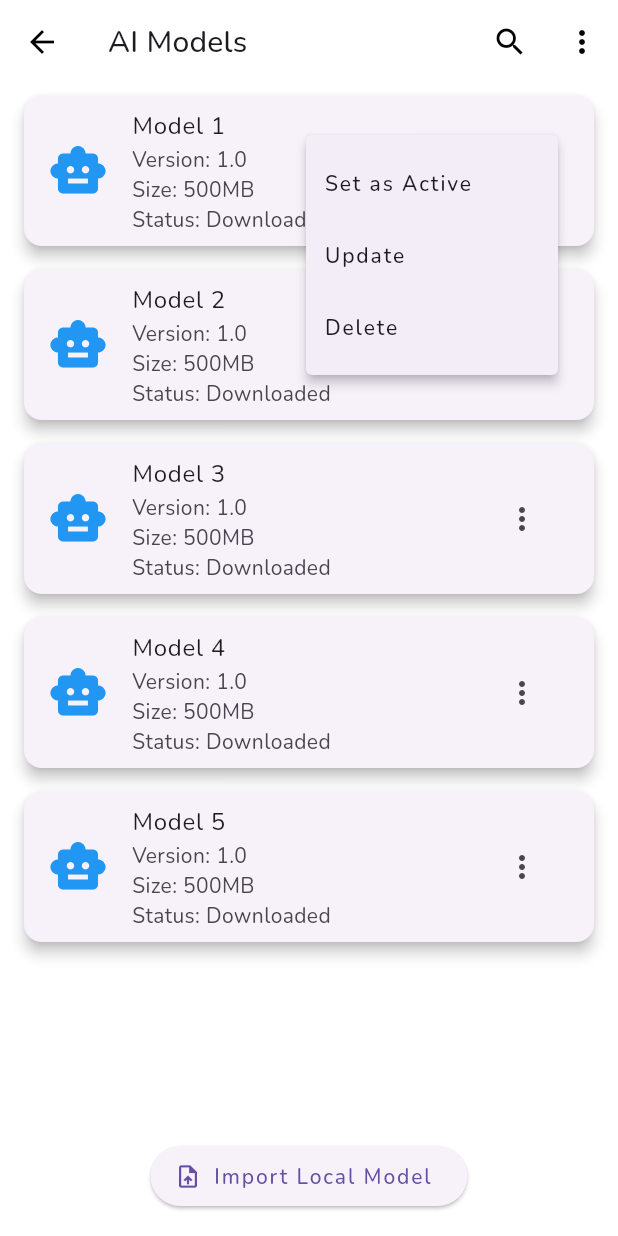
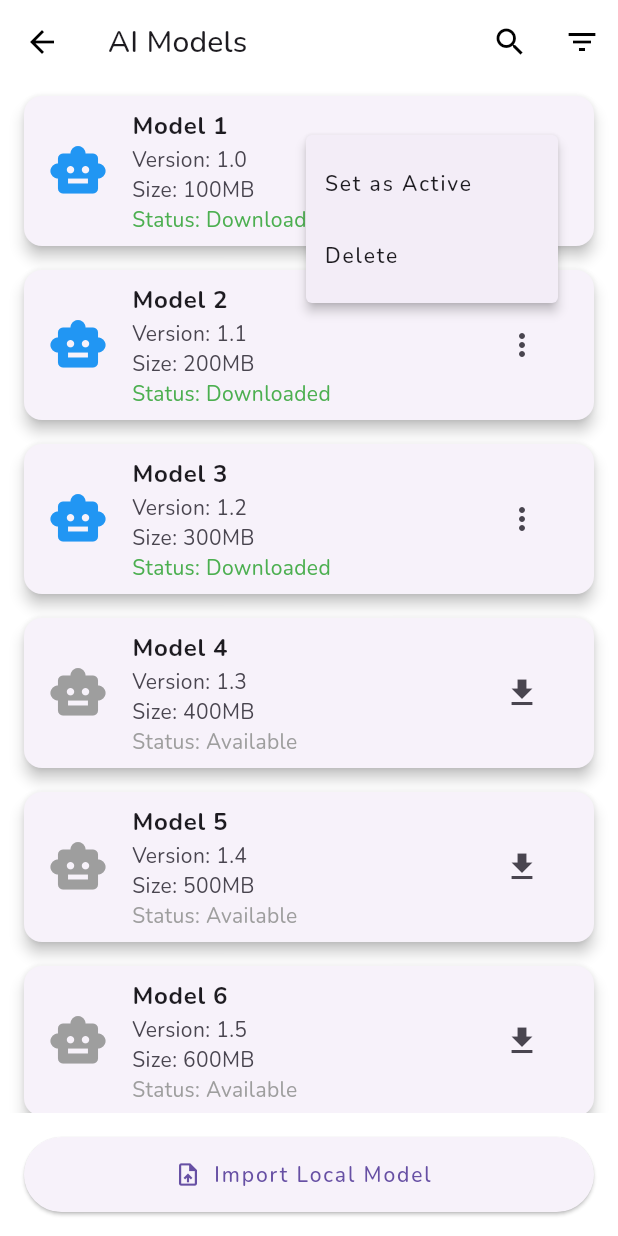
Before and after one commit to KumaloWilson/local_genai, a Flutter app: the AIModelScreen screen opened by its route, after a tap on the "more vert" icon, on a phone screen of 412 x 824 dp. Run offline on Flutter 3.47's test engine with Material 3 defaults, Android fonts, the phone set to English and light mode, and no system bars; drawn by our look-alikes of flutter_animate; our stand-ins replace dash_chat_2, flutter_advanced_drawer, flutter_local_notifications, flutter_svg, get, google_fonts and 3 more.

```diff
--- /dev/null
+++ b/lib/features/ai_model_management/models/ai_model.dart
@@ -0,0 +1,15 @@
+class AIModel {
+  final String name;
+  final String version;
+  final String size;
+  final bool isDownloaded;
+  final double? downloadProgress;
+
+  AIModel({
+    required this.name,
+    required this.version,
+    required this.size,
+    this.isDownloaded = false,
+    this.downloadProgress,
+  });
+}
--- a/lib/features/ai_model_management/views/ai_models_screen.dart
+++ b/lib/features/ai_model_management/views/ai_models_screen.dart
@@ -1,79 +1,201 @@
 import 'package:flutter/material.dart';
+import 'package:flutter_animate/flutter_animate.dart';
+import 'package:flutter_local_notifications/flutter_local_notifications.dart';
 
-class AIModelScreen extends StatelessWidget {
+import '../models/ai_model.dart';
+
+class AIModelScreen extends StatefulWidget {
   const AIModelScreen({super.key});
+
+  @override
+  State<AIModelScreen> createState() => _AIModelScreenState();
+}
+
+class _AIModelScreenState extends State<AIModelScreen> {
+  final List<AIModel> models = List.generate(
+    10,
+        (i) => AIModel(
+      name: "Model ${i + 1}",
+      version: "1.${i}",
+      size: "${(i + 1) * 100}MB",
+      isDownloaded: i < 3,
+    ),
+  );
+
+  bool _isSearching = false;
+  String _searchQuery = "";
+  String _sortBy = "name";
+  bool _offlineOnly = false;
+
+  void _showDownloadProgress(String modelName) {
+    ScaffoldMessenger.of(context).showSnackBar(
+      SnackBar(
+        content: Row(
+          children: [
+            const CircularProgressIndicator(
+              valueColor: AlwaysStoppedAnimation<Color>(Colors.white),
+            ),
+            const SizedBox(width: 16),
+            Text('Downloading $modelName...'),
+          ],
+        ),
+        duration: const Duration(seconds: 2),
+      ),
+    );
+  }
+
+  Widget _buildModelCard(AIModel model) {
+    return Card(
+      elevation: 4,
+      margin: const EdgeInsets.symmetric(horizontal: 16, vertical: 8),
+
+    child: ListTile(
+        leading: Stack(
+          alignment: Alignment.center,
+          children: [
+            Icon(
+              Icons.smart_toy,
+              size: 40,
+              color: model.isDownloaded ? Colors.blue : Colors.grey,
+            ).animate(
+              onPlay: (controller) => controller.repeat(),
+            ).rotate(
+              duration: 2.seconds,
+              begin: 0,
+              end: 0.1,
+            ),
+            if (model.downloadProgress != null)
+              CircularProgressIndicator(
+                value: model.downloadProgress,
+                strokeWidth: 2,
+              ),
+          ],
+        ),
+        title: Text(
+          model.name,
+          style: const TextStyle(fontWeight: FontWeight.bold),
+        ),
+        subtitle: Column(
+          crossAxisAlignment: CrossAxisAlignment.start,
+          children: [
+            Text("Version: ${model.version}"),
+            Text("Size: ${model.size}"),
+            Text(
+              model.isDownloaded ? "Status: Downloaded" : "Status: Available",
+              style: TextStyle(
+                color: model.isDownloaded ? Colors.green : Colors.grey,
+              ),
+            ),
+          ],
+        ),
+        trailing: model.isDownloaded
+            ? PopupMenuButton<String>(
+          icon: const Icon(Icons.more_vert),
+          onSelected: (value) {
+            // Handle actions
+          },
+          itemBuilder: (context) => [
+            const PopupMenuItem(
+              value: 'active',
+              child: Text('Set as Active'),
+            ),
+            const PopupMenuItem(
+              value: 'delete',
+              child: Text('Delete'),
+            ),
+          ],
+        )
+            : IconButton(
+          icon: const Icon(Icons.download),
+          onPressed: () {
+            _showDownloadProgress(model.name);
+            // Implement download logic
+          },
+        ),
+      ).animate()
+        .fadeIn(duration: 400.ms)
+        .slideX(begin: 0.2, end: 0)
+        .then()
+        .shimmer(duration: 1.seconds)
+    );
+  }
 
   @override
   Widget build(BuildContext context) {
     return Scaffold(
       appBar: AppBar(
-        title: const Text("AI Models"),
+        title: _isSearching
+            ? TextField(
+          autofocus: true,
+          decoration: const InputDecoration(
+            hintText: 'Search models...',
+            border: InputBorder.none,
+          ),
+          onChanged: (value) => setState(() => _searchQuery = value),
+        )
+            : const Text("AI Models"),
         actions: [
           IconButton(
-            icon: const Icon(Icons.search),
-            onPressed: () {
-              // Handle search
-            },
+            icon: Icon(_isSearching ? Icons.close : Icons.search),
+            onPressed: () => setState(() => _isSearching = !_isSearching),
           ),
           PopupMenuButton<String>(
+            icon: const Icon(Icons.filter_list),
             onSelected: (value) {
-              // Handle filter selection
+              setState(() {
+                if (value == 'offline') {
+                  _offlineOnly = !_offlineOnly;
+                } else {
+                  _sortBy = value;
+                }
+              });
             },
-            itemBuilder: (BuildContext context) {
-              return ['Sort by Size', 'Sort by Name', 'Offline Only']
-                  .map((String choice) {
-                return PopupMenuItem<String>(
-                  value: choice,
-                  child: Text(choice),
-                );
-              }).toList();
-            },
+            itemBuilder: (context) => [
+              const PopupMenuItem(
+                value: 'name',
+                child: Text('Sort by Name'),
+              ),
+              const PopupMenuItem(
+                value: 'size',
+                child: Text('Sort by Size'),
+              ),
+              PopupMenuItem(
+                value: 'offline',
+                child: Row(
+                  children: [
+                    const Text('Offline Only'),
+                    const Spacer(),
+                    if (_offlineOnly) const Icon(Icons.check),
+                  ],
+                ),
+              ),
+            ],
           ),
         ],
       ),
       body: Column(
         children: [
-
           Expanded(
             child: ListView.builder(
-              itemCount: 5, // Replace with actual model count
-              itemBuilder: (context, index) {
-                return Card(
-                  elevation: 4,
-                  margin: const EdgeInsets.symmetric(horizontal: 16, vertical: 8),
-                  child: ListTile(
-                    leading: const Icon(Icons.smart_toy, size: 40, color: Colors.blue),
-                    title: Text("Model ${index + 1}"),
-                    subtitle: const Text(
-                        "Version: 1.0\nSize: 500MB\nStatus: Downloaded"),
-                    trailing: PopupMenuButton<String>(
-                      onSelected: (value) {
-                        // Handle actions: Set Active, Update, Delete
-                      },
-                      itemBuilder: (context) {
-                        return ['Set as Active', 'Update', 'Delete']
-                            .map((String choice) {
-                          return PopupMenuItem<String>(
-                            value: choice,
-                            child: Text(choice),
-                          );
-                        }).toList();
-                      },
+              itemCount: models.length,
+              itemBuilder: (context, index) => _buildModelCard(models[index]),
             ),
           ),
-                );
-              },
-            ),
-          ),
-          // Upload Custom Model Button
-          Padding(
+          SafeArea(
+            child: Padding(
               padding: const EdgeInsets.all(16.0),
               child: ElevatedButton.icon(
                 icon: const Icon(Icons.upload_file),
                 label: const Text("Import Local Model"),
+                style: ElevatedButton.styleFrom(
+                  minimumSize: const Size.fromHeight(50),
+                ),
                 onPressed: () {
-                // Handle custom model upload
+                  // Implement file picker
                 },
+              ).animate()
+                  .fadeIn(delay: 200.ms)
+                  .slideY(begin: 0.2, end: 0),
             ),
           ),
         ],
--- a/pubspec.yaml
+++ b/pubspec.yaml
@@ -22,6 +22,7 @@ dependencies:
   dash_chat_2: ^0.0.21
   hugeicons: ^0.0.7
   flutter_advanced_drawer: ^1.3.7
+  flutter_local_notifications: ^18.0.1
 
 dev_dependencies:
   flutter_test:
```
Also changed, not shown: pubspec.lock. Lines whose indentation alone changed are shown as unchanged.
